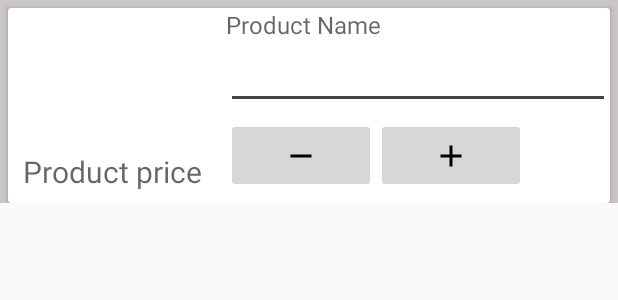
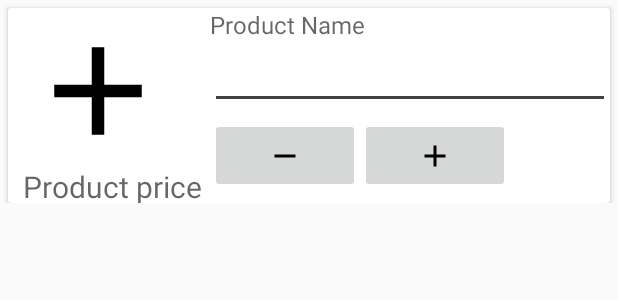
Before and after one commit to Dex1019/Veggkart, an Android app: the layout list_item_products.xml on its own in the app's theme, with its tools: preview values and no code run, on a phone screen of 412 x 824 dp. Shown: the top 300 px of the screen. Run offline under Robolectric (Android 15) with nearby library versions, the phone set to English and light mode, and no system bars; network calls fail.

Commit message:
fix App crash

```diff
--- a/app/src/main/java/com/veggkart/android/activity/CatalogueActivity.java
+++ b/app/src/main/java/com/veggkart/android/activity/CatalogueActivity.java
@@ -147,6 +147,8 @@ public class CatalogueActivity extends AppCompatActivity implements View.OnClick
 //      this.findViewById(R.id.container_content).setVisibility(View.VISIBLE);
             this.findViewById(R.id.placeholder_progress).setVisibility(View.GONE);
             this.findViewById(R.id.placeHolder_error).setVisibility(View.GONE);
+            this.findViewById(R.id.tabs_subBrokers).setVisibility(View.VISIBLE);
+            this.findViewById(R.id.item_price_detail_layout).setVisibility(View.VISIBLE);
         } catch (JSONException e) {
             e.printStackTrace();
             this.onErrorResponse(new VolleyError("Corrupted response"));
--- a/app/src/main/res/layout/fragment_products_list.xml
+++ b/app/src/main/res/layout/fragment_products_list.xml
@@ -2,11 +2,14 @@
     xmlns:tools="http://schemas.android.com/tools"
     android:layout_width="match_parent"
     android:layout_height="match_parent"
+    android:background="#cac6c6"
     android:orientation="vertical"
     tools:context="com.veggkart.android.fragment.ProductsListFragment">
 
     <android.support.v7.widget.RecyclerView
         android:id="@+id/recyclerView_products"
         android:layout_width="match_parent"
-        android:layout_height="match_parent" />
+        android:layout_height="match_parent"
+        android:clipToPadding="true"
+        android:paddingBottom="50dp" />
 </android.support.v7.widget.LinearLayoutCompat>
--- a/app/src/main/res/layout/list_item_products.xml
+++ b/app/src/main/res/layout/list_item_products.xml
@@ -4,8 +4,7 @@
     xmlns:app="http://schemas.android.com/apk/res-auto"
     xmlns:card_view="http://schemas.android.com/tools"
     android:layout_width="match_parent"
-    android:layout_height="wrap_content"
-    android:background="#cac6c6">
+    android:layout_height="wrap_content">
 
     <android.support.v7.widget.CardView
         android:id="@+id/card"
@@ -30,10 +29,11 @@
 
                 <android.support.v7.widget.AppCompatImageView
                     android:id="@+id/imageView_products_product"
-                    android:layout_width="140dp"
-                    android:layout_height="90dp"
+                    android:layout_width="120dp"
+                    android:layout_height="100dp"
                     android:layout_marginTop="5dp"
-                    android:adjustViewBounds="true" />
+                    android:adjustViewBounds="true"
+                    app:srcCompat="@drawable/ic_add_black_24dp" />
 
                 <android.support.v7.widget.AppCompatTextView
                     android:id="@+id/textView_products_price"
```
Also changed, not shown: app/src/main/java/com/veggkart/android/activity/CheckoutActivity.java (+7 -0 lines), app/src/main/java/com/veggkart/android/activity/ProfileActivity.java (+14 -8 lines), app/src/main/res/layout/activity_catalogue.xml (+6 -3 lines), app/src/main/java/com/veggkart/android/activity/SignUpActivity.java (indentation only).
